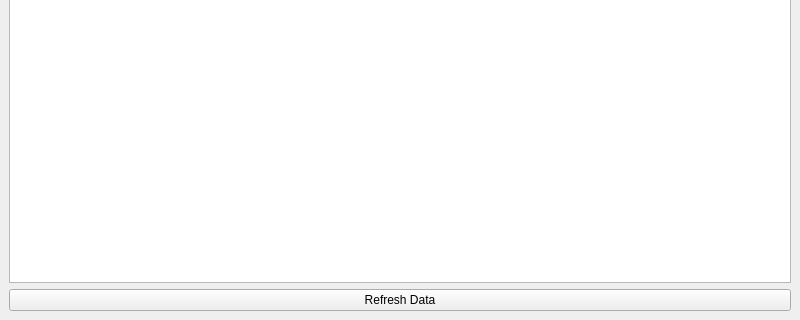
First picture: the form in src/ui/MainWindow.ui, repository kuf1k/my-project, before the edit; both pictures show x 0 to 800 and y 180 to 500 of the 800 by 500 pixel window.
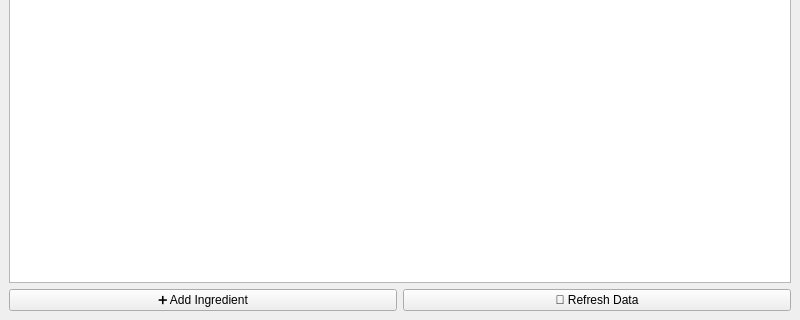
Second picture: the form after the edit.

Commit message: feat(ui): add AddIngredientDialog form and UI layout button

The edit to the form file:
```diff
--- a/src/ui/MainWindow.ui
+++ b/src/ui/MainWindow.ui
@@ -35,11 +35,22 @@
                     <widget class="QTableWidget" name="inventoryTable"/>
                 </item>
                 <item>
+                    <layout class="QHBoxLayout" name="actionsLayout">
+                        <item>
+                            <widget class="QPushButton" name="addIngredientButton">
+                                <property name="text">
+                                    <string>➕ Add Ingredient</string>
+                                </property>
+                            </widget>
+                        </item>
+                        <item>
                     <widget class="QPushButton" name="refreshButton">
                         <property name="text">
-                            <string>Refresh Data</string>
-                        </property>
-                    </widget>
+                                    <string>🔄 Refresh Data</string>
+                                </property>
+                            </widget>
+                        </item>
+                    </layout>
                 </item>
             </layout>
         </widget>
```
Lines whose indentation alone changed are shown as unchanged. The commit also changes 4 other files.
